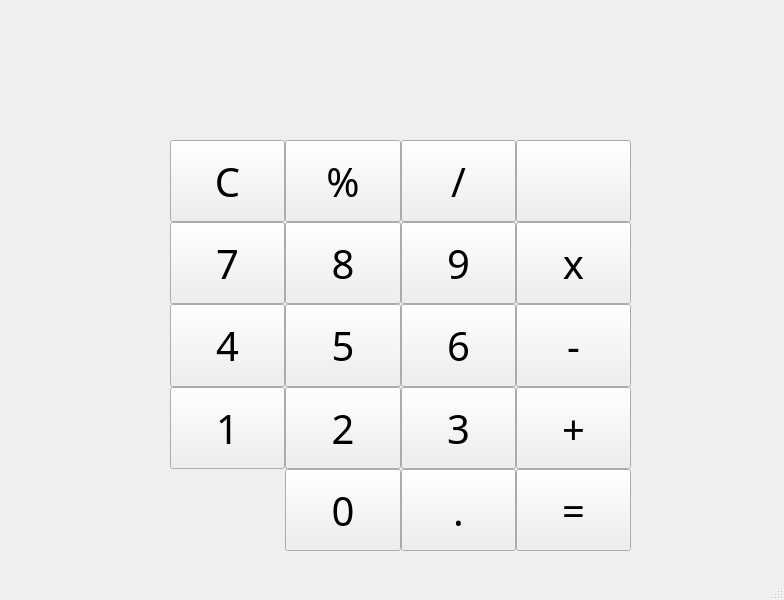
First picture: the form in practice1/calculator/calculator.ui, repository xxhfln/QTCourse, before the edit.
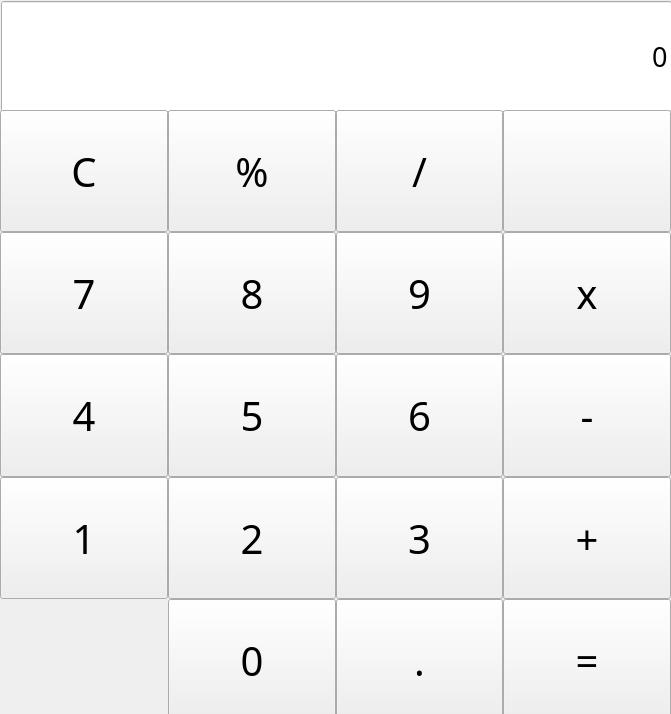
Second picture: the form after the edit. Icons and pictures are not drawn.

Commit message: 添加LineEdit用于显示计算表达式

Patch:
```diff
--- a/practice1/calculator/calculator.ui
+++ b/practice1/calculator/calculator.ui
@@ -6,21 +6,61 @@
    <rect>
     <x>0</x>
     <y>0</y>
-    <width>784</width>
-    <height>600</height>
+    <width>671</width>
+    <height>714</height>
    </rect>
   </property>
   <property name="windowTitle">
    <string>Calculator</string>
   </property>
   <widget class="QWidget" name="centralwidget">
+   <property name="sizePolicy">
+    <sizepolicy hsizetype="MinimumExpanding" vsizetype="MinimumExpanding">
+     <horstretch>0</horstretch>
+     <verstretch>0</verstretch>
+    </sizepolicy>
+   </property>
+   <widget class="QLineEdit" name="show_number">
+    <property name="geometry">
+     <rect>
+      <x>1</x>
+      <y>1</y>
+      <width>671</width>
+      <height>111</height>
+     </rect>
+    </property>
+    <property name="sizePolicy">
+     <sizepolicy hsizetype="Expanding" vsizetype="Expanding">
+      <horstretch>0</horstretch>
+      <verstretch>0</verstretch>
+     </sizepolicy>
+    </property>
+    <property name="font">
+     <font>
+      <family>思源黑体 Normal</family>
+      <pointsize>20</pointsize>
+     </font>
+    </property>
+    <property name="text">
+     <string>0</string>
+    </property>
+    <property name="alignment">
+     <set>Qt::AlignRight|Qt::AlignTrailing|Qt::AlignVCenter</set>
+    </property>
+    <property name="dragEnabled">
+     <bool>false</bool>
+    </property>
+    <property name="placeholderText">
+     <string/>
+    </property>
+   </widget>
    <widget class="QWidget" name="">
     <property name="geometry">
      <rect>
-      <x>170</x>
-      <y>140</y>
-      <width>461</width>
-      <height>411</height>
+      <x>0</x>
+      <y>110</y>
+      <width>671</width>
+      <height>611</height>
      </rect>
     </property>
     <property name="font">
@@ -457,17 +497,6 @@
     </layout>
    </widget>
   </widget>
-  <widget class="QMenuBar" name="menubar">
-   <property name="geometry">
-    <rect>
-     <x>0</x>
-     <y>0</y>
-     <width>784</width>
-     <height>21</height>
-    </rect>
-   </property>
-  </widget>
-  <widget class="QStatusBar" name="statusbar"/>
  </widget>
  <resources>
   <include location="resource.qrc"/>
```
Left out of the diff: 40 changed lines with no effect on the pictures. The commit also changes 3 other files.
